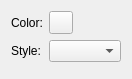
Old version of the form src/libkstapp/filltab.ui in the repository Kst-plot/kst.
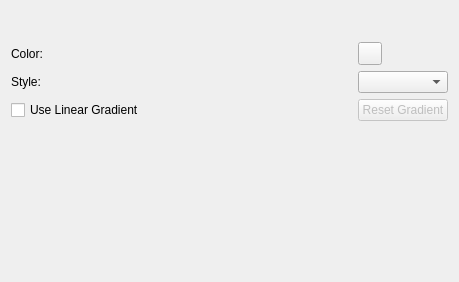
New version of the form. Custom widgets are drawn as their Qt base class.

Commit message: Cleanup and enable GradientEditor.

```diff
--- a/src/libkstapp/filltab.ui
+++ b/src/libkstapp/filltab.ui
@@ -5,10 +5,16 @@
    <rect>
     <x>0</x>
     <y>0</y>
-    <width>130</width>
-    <height>79</height>
+    <width>459</width>
+    <height>282</height>
    </rect>
   </property>
+  <property name="minimumSize" >
+   <size>
+    <width>400</width>
+    <height>0</height>
+   </size>
+  </property>
   <property name="windowTitle" >
    <string>Form</string>
   </property>
@@ -35,6 +41,23 @@
      <item row="1" column="1" >
       <widget class="QComboBox" name="_style" />
      </item>
+     <item row="2" column="0" >
+      <widget class="QCheckBox" name="_useGradient" >
+       <property name="text" >
+        <string>Use Linear Gradient</string>
+       </property>
+      </widget>
+     </item>
+     <item row="2" column="1" >
+      <widget class="QPushButton" name="_gradientReset" >
+       <property name="enabled" >
+        <bool>false</bool>
+       </property>
+       <property name="text" >
+        <string>Reset Gradient</string>
+       </property>
+      </widget>
+     </item>
     </layout>
    </item>
    <item>
@@ -42,6 +65,18 @@
      <property name="enabled" >
       <bool>false</bool>
      </property>
+     <property name="sizePolicy" >
+      <sizepolicy vsizetype="Fixed" hsizetype="Fixed" >
+       <horstretch>0</horstretch>
+       <verstretch>0</verstretch>
+      </sizepolicy>
+     </property>
+     <property name="minimumSize" >
+      <size>
+       <width>400</width>
+       <height>80</height>
+      </size>
+     </property>
     </widget>
    </item>
   </layout>
```
The commit also changes 5 other files.
